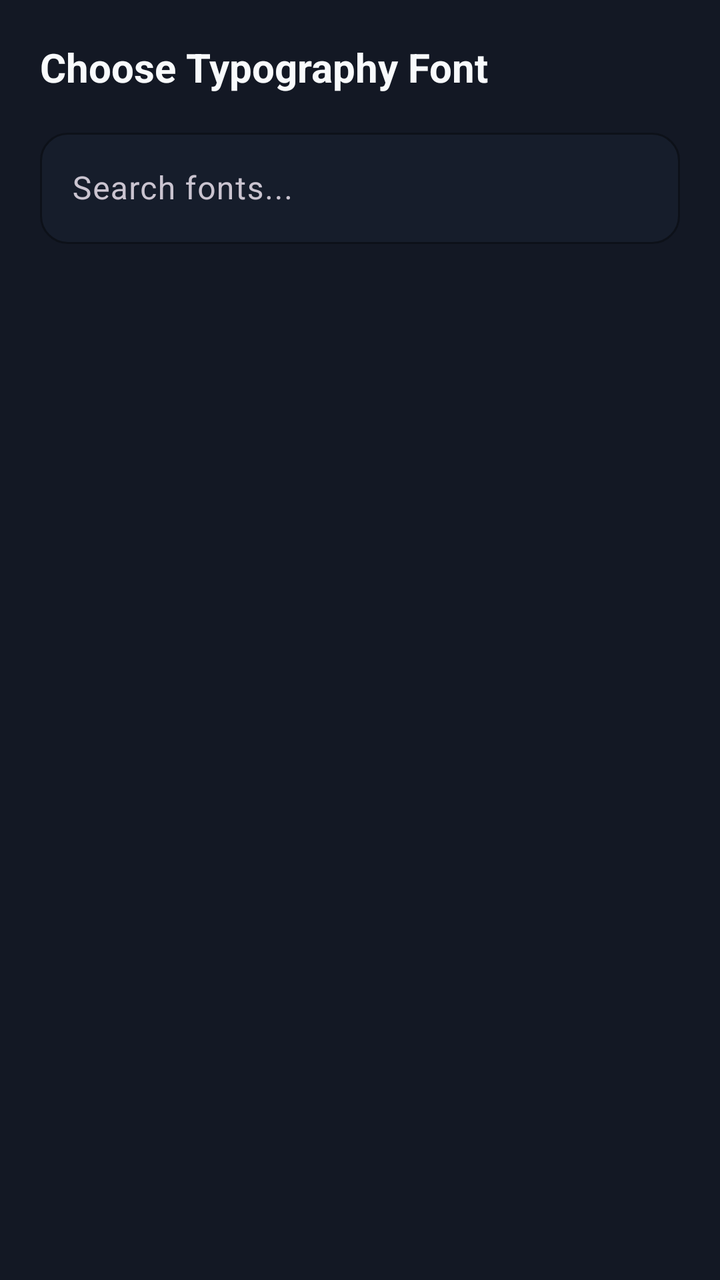
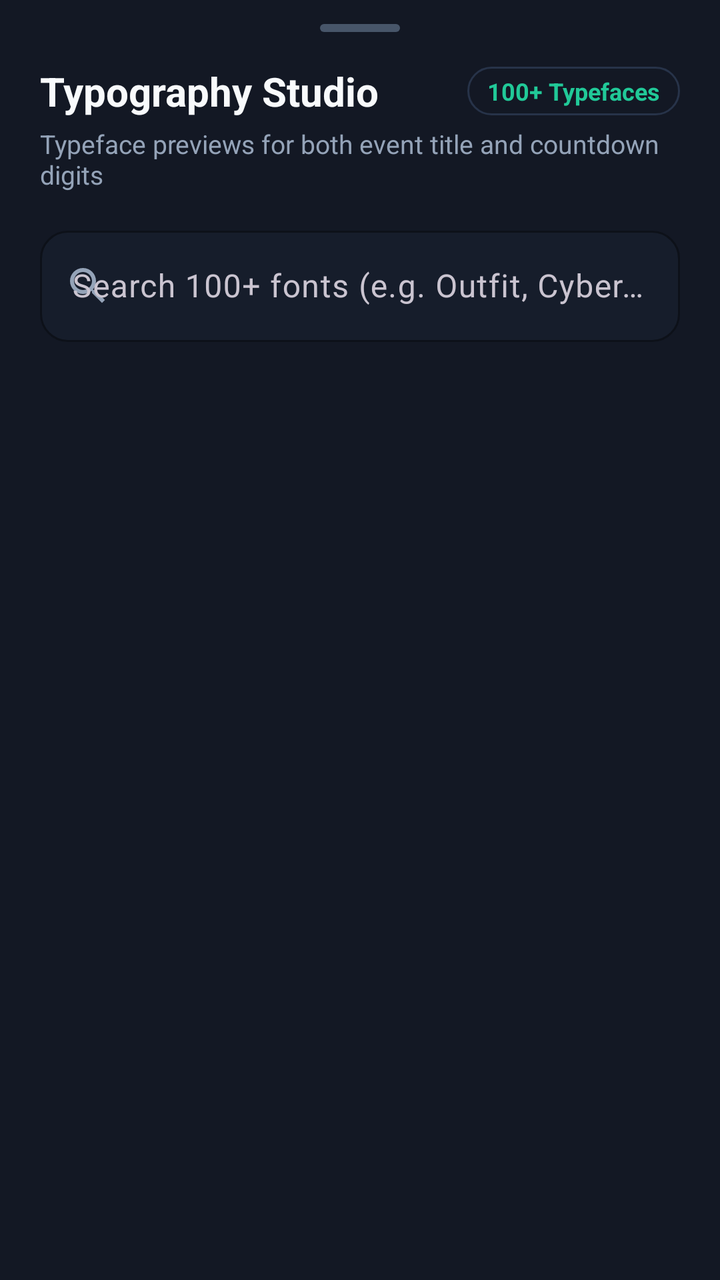

An Android layout rendered at two revisions. The XML below is the earlier revision; the diff shows what the commit changed to produce the second picture.
<!-- AndroidManifest.xml: application theme Theme.DayDrift -->
<!-- res/layout/bottom_sheet_font_picker.xml -->
<?xml version="1.0" encoding="utf-8"?>
<LinearLayout xmlns:android="http://schemas.android.com/apk/res/android"
    xmlns:app="http://schemas.android.com/apk/res-auto"
    android:layout_width="match_parent"
    android:layout_height="wrap_content"
    android:orientation="vertical"
    android:background="@color/bg_surface"
    android:padding="20dp">

    <TextView
        android:layout_width="wrap_content"
        android:layout_height="wrap_content"
        android:text="Choose Typography Font"
        android:textColor="@color/text_primary"
        android:textSize="20sp"
        android:textStyle="bold"
        android:layout_marginBottom="14dp" />

    <com.google.android.material.textfield.TextInputLayout
        android:layout_width="match_parent"
        android:layout_height="wrap_content"
        android:hint="Search fonts..."
        app:boxBackgroundColor="@color/bg_surface_card"
        app:boxStrokeColor="@color/primary"
        app:boxCornerRadiusTopStart="14dp"
        app:boxCornerRadiusTopEnd="14dp"
        app:boxCornerRadiusBottomStart="14dp"
        app:boxCornerRadiusBottomEnd="14dp"
        android:layout_marginBottom="14dp">

        <com.google.android.material.textfield.TextInputEditText
            android:id="@+id/inputSearchFont"
            android:layout_width="match_parent"
            android:layout_height="wrap_content"
            android:textColor="@color/text_primary"
            android:singleLine="true" />
    </com.google.android.material.textfield.TextInputLayout>

    <androidx.recyclerview.widget.RecyclerView
        android:id="@+id/recyclerFonts"
        android:layout_width="match_parent"
        android:layout_height="320dp" />

</LinearLayout>
<!-- resources referenced by this layout -->
<resources>
  <color name="bg_surface">#131824</color>
  <color name="bg_surface_card">#161D2B</color>
  <color name="primary">#21C998</color>
  <color name="text_primary">#F8FAFC</color>
  <style name="Theme.DayDrift" parent="Theme.Material3.Dark.NoActionBar">
          <item name="colorPrimary">@color/primary</item>
          <item name="colorPrimaryVariant">@color/primary_variant</item>
          <item name="colorSecondary">@color/secondary</item>
          <item name="colorSecondaryVariant">@color/secondary_variant</item>
          <item name="android:windowBackground">@color/bg_dark</item>
          <item name="android:colorBackground">@color/bg_dark</item>
          <item name="colorSurface">@color/bg_surface</item>
          <item name="colorSurfaceVariant">@color/bg_surface_card</item>
          <item name="colorOnSurface">@color/text_primary</item>
          <item name="colorOnPrimary">@color/bg_dark</item>
          <item name="android:statusBarColor">@color/bg_dark</item>
          <item name="android:navigationBarColor">@color/bg_dark</item>
          <item name="android:windowLightStatusBar">false</item>
          <item name="android:windowAnimationStyle">@style/DayDriftAnimation.Activity</item>
      </style>
  <color name="primary_variant">#16A37A</color>
  <color name="secondary">#6366F1</color>
  <color name="secondary_variant">#4F46E5</color>
  <color name="bg_dark">#0B0E14</color>
  <style name="DayDriftAnimation.Activity" parent="@android:style/Animation.Activity">
          <item name="android:activityOpenEnterAnimation">@anim/slide_in_right</item>
          <item name="android:activityOpenExitAnimation">@anim/slide_out_left</item>
          <item name="android:activityCloseEnterAnimation">@anim/slide_in_left</item>
          <item name="android:activityCloseExitAnimation">@anim/slide_out_right</item>
      </style>
</resources>

<!-- the commit's change to res/layout/bottom_sheet_font_picker.xml (unified diff, before → after) -->
@@ -5,28 +5,73 @@
     android:layout_height="wrap_content"
     android:orientation="vertical"
     android:background="@color/bg_surface"
-    android:padding="20dp">
+    android:paddingStart="20dp"
+    android:paddingEnd="20dp"
+    android:paddingTop="12dp"
+    android:paddingBottom="24dp">
+
+    
+    <View
+        android:layout_width="40dp"
+        android:layout_height="4dp"
+        android:layout_gravity="center_horizontal"
+        android:background="@drawable/bg_sheet_drag_handle"
+        android:layout_marginBottom="16dp" />
+
+    
+    <LinearLayout
+        android:layout_width="match_parent"
+        android:layout_height="wrap_content"
+        android:orientation="horizontal"
+        android:gravity="center_vertical"
+        android:layout_marginBottom="4dp">
+
+        <TextView
+            android:layout_width="0dp"
+            android:layout_height="wrap_content"
+            android:layout_weight="1"
+            android:text="Typography Studio"
+            android:textColor="@color/text_primary"
+            android:textSize="20sp"
+            android:textStyle="bold" />
+
+        <TextView
+            android:id="@+id/tvFontCountBadge"
+            android:layout_width="wrap_content"
+            android:layout_height="wrap_content"
+            android:text="100+ Typefaces"
+            android:textColor="@color/primary"
+            android:textSize="12sp"
+            android:textStyle="bold"
+            android:background="@drawable/bg_pill"
+            android:paddingStart="10dp"
+            android:paddingEnd="10dp"
+            android:paddingTop="4dp"
+            android:paddingBottom="4dp" />
+    </LinearLayout>
 
     <TextView
         android:layout_width="wrap_content"
         android:layout_height="wrap_content"
-        android:text="Choose Typography Font"
-        android:textColor="@color/text_primary"
-        android:textSize="20sp"
-        android:textStyle="bold"
+        android:text="Typeface previews for both event title and countdown digits"
+        android:textColor="@color/text_secondary"
+        android:textSize="13sp"
         android:layout_marginBottom="14dp" />
 
+    
     <com.google.android.material.textfield.TextInputLayout
         android:layout_width="match_parent"
         android:layout_height="wrap_content"
-        android:hint="Search fonts..."
+        android:hint="Search 100+ fonts (e.g. Outfit, Cyber, Serif)..."
+        app:startIconDrawable="@drawable/ic_search"
+        app:startIconTint="@color/text_secondary"
         app:boxBackgroundColor="@color/bg_surface_card"
         app:boxStrokeColor="@color/primary"
         app:boxCornerRadiusTopStart="14dp"
         app:boxCornerRadiusTopEnd="14dp"
         app:boxCornerRadiusBottomStart="14dp"
         app:boxCornerRadiusBottomEnd="14dp"
-        android:layout_marginBottom="14dp">
+        android:layout_marginBottom="12dp">
 
         <com.google.android.material.textfield.TextInputEditText
             android:id="@+id/inputSearchFont"
@@ -36,9 +81,24 @@
             android:singleLine="true" />
     </com.google.android.material.textfield.TextInputLayout>
 
+    
+    <HorizontalScrollView
+        android:layout_width="match_parent"
+        android:layout_height="wrap_content"
+        android:scrollbars="none"
+        android:layout_marginBottom="12dp">
+
+        <LinearLayout
+            android:id="@+id/layoutCategoryChips"
+            android:layout_width="wrap_content"
+            android:layout_height="wrap_content"
+            android:orientation="horizontal" />
+    </HorizontalScrollView>
+
+    
     <androidx.recyclerview.widget.RecyclerView
         android:id="@+id/recyclerFonts"
         android:layout_width="match_parent"
-        android:layout_height="320dp" />
+        android:layout_height="440dp" />
 
 </LinearLayout>
<!-- resource entries referenced after the edit -->
@@ -4,6 +4,33 @@
   <color name="bg_surface_card">#161D2B</color>
   <color name="primary">#21C998</color>
   <color name="text_primary">#F8FAFC</color>
+  <color name="text_secondary">#94A3B8</color>
+  <!-- drawable bg_pill (drawable) -->
+  <?xml version="1.0" encoding="utf-8"?>
+  <shape xmlns:android="http://schemas.android.com/apk/res/android"
+      android:shape="rectangle">
+      <solid android:color="@color/bg_surface" />
+      <stroke android:width="1dp" android:color="@color/border_card" />
+      <corners android:radius="24dp" />
+  </shape>
+  <!-- drawable bg_sheet_drag_handle (drawable) -->
+  <?xml version="1.0" encoding="utf-8"?>
+  <shape xmlns:android="http://schemas.android.com/apk/res/android"
+      android:shape="rectangle">
+      <solid android:color="#475569" />
+      <corners android:radius="4dp" />
+      <size android:width="40dp" android:height="4dp" />
+  </shape>
+  <!-- drawable ic_search (drawable) -->
+  <vector xmlns:android="http://schemas.android.com/apk/res/android"
+      android:width="24dp"
+      android:height="24dp"
+      android:viewportWidth="24"
+      android:viewportHeight="24">
+      <path
+          android:fillColor="#94A3B8"
+          android:pathData="M15.5,14h-0.79l-0.28,-0.27A6.471,6.471 0,0 0,16 9.5,6.5 6.5,0 1,0 9.5,16c1.61,0 3.09,-0.59 4.23,-1.57l0.27,0.28v0.79l5,4.99L20.49,19l-4.99,-5zm-6,0C7.01,14 5,11.99 5,9.5S7.01,5 9.5,5 14,7.01 14,9.5 11.99,14 9.5,14z" />
+  </vector>
   <style name="Theme.DayDrift" parent="Theme.Material3.Dark.NoActionBar">
           <item name="colorPrimary">@color/primary</item>
           <item name="colorPrimaryVariant">@color/primary_variant</item>
@@ -20,6 +47,7 @@
           <item name="android:windowLightStatusBar">false</item>
           <item name="android:windowAnimationStyle">@style/DayDriftAnimation.Activity</item>
       </style>
+  <color name="border_card">#273349</color>
   <color name="primary_variant">#16A37A</color>
   <color name="secondary">#6366F1</color>
   <color name="secondary_variant">#4F46E5</color>
